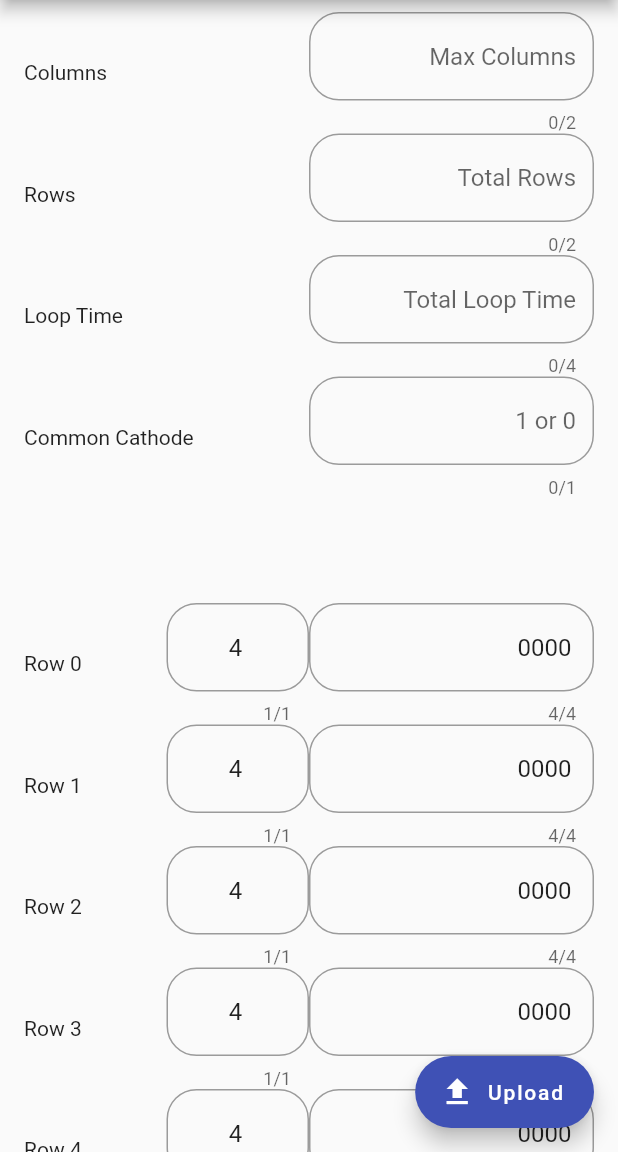
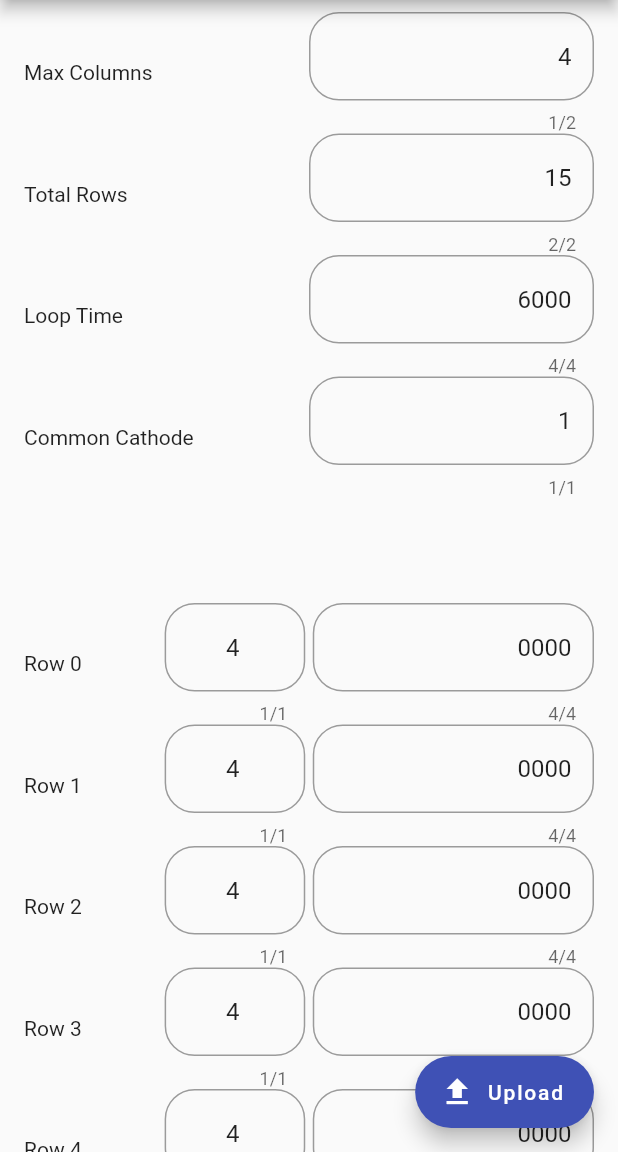
Before and after one commit to landxcape/flutter-learn, a Flutter app: the screen it shows after launch, after a tap on "Upload", on a phone screen of 412 x 824 dp, the part 84-1236 px from its top. Run offline on Flutter 3.47's test engine with Material 2 defaults, Android fonts, the phone set to English and light mode, and no system bars; our stand-ins replace shared_preferences.

Commit message:
working on row building

```diff
--- a/seven_segment_app/lib/config_array.dart
+++ b/seven_segment_app/lib/config_array.dart
@@ -1,30 +1,75 @@
 import 'package:flutter/material.dart';
 
 class ConfigArray extends StatefulWidget {
-  final List<Map<String, Object>> configArray;
+  final Function configUpdate;
+  final List<Map<String, String>> configArray;
 
-  ConfigArray({@required this.configArray});
+  ConfigArray({@required this.configUpdate, @required this.configArray});
 
   @override
   _ConfigArrayState createState() =>
-      _ConfigArrayState(configArray: configArray);
+      _ConfigArrayState(configUpdate: configUpdate, configArray: configArray);
 }
 
 class _ConfigArrayState extends State<ConfigArray> {
-  List<Map<String, Object>> configArray;
+  final Function configUpdate;
+  List<Map<String, String>> configArray;
 
-  final TextEditingController rowNumberController = new TextEditingController();
-  final TextEditingController rowSizeController = new TextEditingController();
+  int configIndex = 0;
+  String maxColumn;
+  String totalRows;
+  String totalLoopTime;
+  String commonCathode;
 
-  _ConfigArrayState({this.configArray});
+  final TextEditingController maxColumnController = new TextEditingController();
+  final TextEditingController totalRowsController = new TextEditingController();
+  final TextEditingController totalLTController = new TextEditingController();
+  final TextEditingController commonCController = new TextEditingController();
+
+  _ConfigArrayState({this.configUpdate, this.configArray});
+
+  maxColumnListener() {
+    maxColumn = maxColumnController.text;
+    configUpdate(configIndex, 'maxColumn', maxColumn);
+  }
+
+  totalRowsListener() {
+    totalRows = totalRowsController.text;
+    configUpdate(configIndex, 'totalRows', totalRows);
+  }
+
+  totalLTListener() {
+    totalLoopTime = totalLTController.text;
+    configUpdate(configIndex, 'totalLoopTime', totalLoopTime);
+  }
+
+  commonCListener() {
+    commonCathode = commonCController.text;
+    configUpdate(configIndex, 'commonCathode', commonCathode);
+  }
 
   @override
   void initState() {
     super.initState();
+
+    maxColumnController.text = configArray[0]['maxColumn'];
+    totalRowsController.text = configArray[0]['totalRows'];
+    totalLTController.text = configArray[0]['totalLoopTime'];
+    commonCController.text = configArray[0]['commonCathode'];
+
+    maxColumnController.addListener(maxColumnListener);
+    totalRowsController.addListener(totalRowsListener);
+    totalLTController.addListener(totalLTListener);
+    commonCController.addListener(commonCListener);
   }
 
   @override
   void dispose() {
+    maxColumnController.dispose();
+    totalRowsController.dispose();
+    totalLTController.dispose();
+    commonCController.dispose();
+
     super.dispose();
   }
 
@@ -40,12 +85,12 @@ class _ConfigArrayState extends State<ConfigArray> {
               mainAxisAlignment: MainAxisAlignment.spaceEvenly,
               children: [
                 Expanded(
-                  child: Text('Columns'),
+                  child: Text('Max Columns'),
                 ),
                 Expanded(
                   child: TextField(
                     textAlign: TextAlign.end,
-                    controller: rowNumberController,
+                    controller: maxColumnController,
                     maxLength: 2,
                     maxLengthEnforced: true,
                     keyboardType: TextInputType.number,
@@ -62,12 +107,12 @@ class _ConfigArrayState extends State<ConfigArray> {
               mainAxisAlignment: MainAxisAlignment.spaceEvenly,
               children: [
                 Expanded(
-                  child: Text('Rows'),
+                  child: Text('Total Rows'),
                 ),
                 Expanded(
                   child: TextField(
                     textAlign: TextAlign.end,
-                    controller: rowNumberController,
+                    controller: totalRowsController,
                     maxLength: 2,
                     maxLengthEnforced: true,
                     keyboardType: TextInputType.number,
@@ -89,7 +134,7 @@ class _ConfigArrayState extends State<ConfigArray> {
                 Expanded(
                   child: TextField(
                     textAlign: TextAlign.end,
-                    controller: rowNumberController,
+                    controller: totalLTController,
                     maxLength: 4,
                     maxLengthEnforced: true,
                     keyboardType: TextInputType.number,
@@ -111,7 +156,7 @@ class _ConfigArrayState extends State<ConfigArray> {
                 Expanded(
                   child: TextField(
                     textAlign: TextAlign.end,
-                    controller: rowNumberController,
+                    controller: commonCController,
                     maxLength: 1,
                     maxLengthEnforced: true,
                     keyboardType: TextInputType.number,
--- a/seven_segment_app/lib/main.dart
+++ b/seven_segment_app/lib/main.dart
@@ -12,64 +12,86 @@ class MyApp extends StatefulWidget {
 }
 
 class _MyAppState extends State<MyApp> {
-  @override
-  void initState() {
-    _readConfig();
-    _readRowValues();
-
-    rowsContaints(_rowContaints, _configArray);
-
-    super.initState();
-  }
-
-  List<Map<String, Object>> _configArray = [
+  List<Map<String, String>> _configArray = [
     {
-      'columns': '4',
+      'maxColumn': '4',
       'totalRows': '15',
-      'loopTime': '6000',
-      'commonCathode': 1,
+      'totalLoopTime': '6000',
+      'commonCathode': '1',
     }
   ];
 
-  List<Map<String, List<Map<String, Object>>>> _rowContaints =
-      new List<Map<String, List<Map<String, Object>>>>();
+  // List<Map<String, String>> _configArray = new List<Map<String, String>>();
 
-  _saveConfig(var _configArray) async {
+  List<Map<String, List<Map<String, String>>>> _rowContaints =
+      new List<Map<String, List<Map<String, String>>>>();
+
+  @override
+  void initState() {
+    super.initState();
+    setState(() {
+      _readConfig();
+      _readRowValues();
+
+      rowsContaints();
+    });
+  }
+
+  _saveConfig() async {
     SharedPreferences prefs = await SharedPreferences.getInstance();
-    prefs.setStringList('config_list', _configArray);
+    prefs.setString('maxColumn', _configArray[0]['maxColumn']);
+    prefs.setString('totalRows', _configArray[0]['totalRows']);
+    prefs.setString('totalLoopTime', _configArray[0]['totalLoopTime']);
+    prefs.setString('commonCathode', _configArray[0]['commonCathode']);
   }
 
   _readConfig() async {
     SharedPreferences prefs = await SharedPreferences.getInstance();
-    _configArray = prefs.getStringList('config_list') ?? [];
+    setState(() {
+      _configArray[0]['maxColumn'] = prefs.getString('maxColumn') ?? '4';
+      _configArray[0]['totalRows'] = prefs.getString('totalRows') ?? '10';
+      _configArray[0]['totalLoopTime'] =
+          prefs.getString('totalLoopTime') ?? '6000';
+      _configArray[0]['commonCathode'] =
+          prefs.getString('commonCathode') ?? '1';
+      rowsContaints();
+    });
   }
 
   _saveRowValues(var _rowValues) async {
     SharedPreferences prefs = await SharedPreferences.getInstance();
-    prefs.setStringList('rowValues_list', _rowValues);
+    for (int i = 0; i < _rowContaints.length; i++) {
+      prefs.setString('rowValues_list_$i', _rowValues[i]['rows'][0]['size']);
+      prefs.setString('rowValues_list_$i', _rowValues[i]['rows'][0]['value']);
+    }
   }
 
   _readRowValues() async {
     SharedPreferences prefs = await SharedPreferences.getInstance();
-    _rowContaints = prefs.getStringList('rowValues_list') ?? [];
+    setState(() {
+      _rowContaints = prefs.getString('rowValues_list') ?? '';
+    });
+  }
+
+  void _configUpdate(int configIndex, String key, String updatedValue) {
+    _configArray[configIndex][key] = updatedValue;
   }
 
   void _rowUpdate(int rowIndex, String key, String updatedValue) {
     _rowContaints[rowIndex]['rows'][0][key] = updatedValue;
   }
 
-  // List<Map<String, List<Map<String, Object>>>>
-  void rowsContaints(var rowContaints, var configArray) {
-    if (rowContaints.length < int.parse(configArray[0]['totalRows'])) {
-      for (int i = rowContaints.length;
-          i < int.parse(configArray[0]['totalRows']);
+  void rowsContaints() {
+    if (_rowContaints.length < int.parse(_configArray[0]['totalRows'])) {
+      for (int i = _rowContaints.length;
+          i < int.parse(_configArray[0]['totalRows']);
           i++) {
         setState(() {
           _rowContaints.addAll([
             {
               'rows': [
                 {
-                  'size': configArray[0]['columns'],
+                  'size': _configArray[0]['maxColumn'],
                   'value': '0000',
                 },
               ],
@@ -78,6 +100,13 @@ class _MyAppState extends State<MyApp> {
         });
       }
     }
+  }
+
+  void btnUpload() {
+    setState(() {
+      _saveConfig();
+      _saveRowValues(_rowContaints);
+    });
   }
 
   @override
@@ -95,6 +124,7 @@ class _MyAppState extends State<MyApp> {
               crossAxisAlignment: CrossAxisAlignment.stretch,
               children: <Widget>[
                 ConfigArray(
+                  configUpdate: _configUpdate,
                   configArray: _configArray,
                 ),
                 RowValues(
@@ -108,7 +138,7 @@ class _MyAppState extends State<MyApp> {
         ),
         floatingActionButton: FloatingActionButton.extended(
           splashColor: Colors.indigo[200],
-          onPressed: () {},
+          onPressed: btnUpload,
           label: Text('Upload'),
           icon: Icon(Icons.file_upload),
           backgroundColor: Colors.indigo,
--- a/seven_segment_app/lib/row_value.dart
+++ b/seven_segment_app/lib/row_value.dart
@@ -30,8 +30,8 @@ class _RowValueState extends State<RowValue> {
   String rowSize;
   String rowNumber;
 
+  final TextEditingController rowSizeController = new TextEditingController();
   final TextEditingController rowNumberController = new TextEditingController();
-  final TextEditingController rowSizeController = new TextEditingController();
 
   _RowValueState({this.rowUpdate, this.rowIndex, this.rowSize, this.rowNumber});
 
@@ -51,10 +51,11 @@ class _RowValueState extends State<RowValue> {
   @override
   void initState() {
     super.initState();
+
+    rowSizeController.text = rowSize;
+    rowNumberController.text = rowNumber;
     rowSizeController.addListener(rowSizeListener);
-    rowSizeController.text = '$rowSize';
     rowNumberController.addListener(rowValueListener);
-    rowNumberController.text = '$rowNumber';
   }
 
   @override
@@ -86,6 +87,7 @@ class _RowValueState extends State<RowValue> {
             ),
           ),
         ),
+        SizedBox(width: 5),
         Expanded(
           flex: 2,
           child: TextField(
--- a/seven_segment_app/lib/row_values.dart
+++ b/seven_segment_app/lib/row_values.dart
@@ -3,8 +3,8 @@ import 'package:flutter/material.dart';
 import './row_value.dart';
 
 class RowValues extends StatefulWidget {
-  final List<Map<String, Object>> configArray;
-  final List<Map<String, Object>> rowContaints;
+  final List<Map<String, String>> configArray;
+  final List<Map<String, List<Map<String, String>>>> rowContaints;
   final Function rowUpdate;
 
   RowValues({
@@ -22,8 +22,8 @@ class RowValues extends StatefulWidget {
 }
 
 class _RowValuesState extends State<RowValues> {
-  List<Map<String, Object>> configArray;
-  List<Map<String, Object>> rowContaints;
+  List<Map<String, String>> configArray;
+  List<Map<String, List<Map<String, String>>>> rowContaints;
   final Function rowUpdate;
 
   _RowValuesState({this.configArray, this.rowContaints, this.rowUpdate});
```
